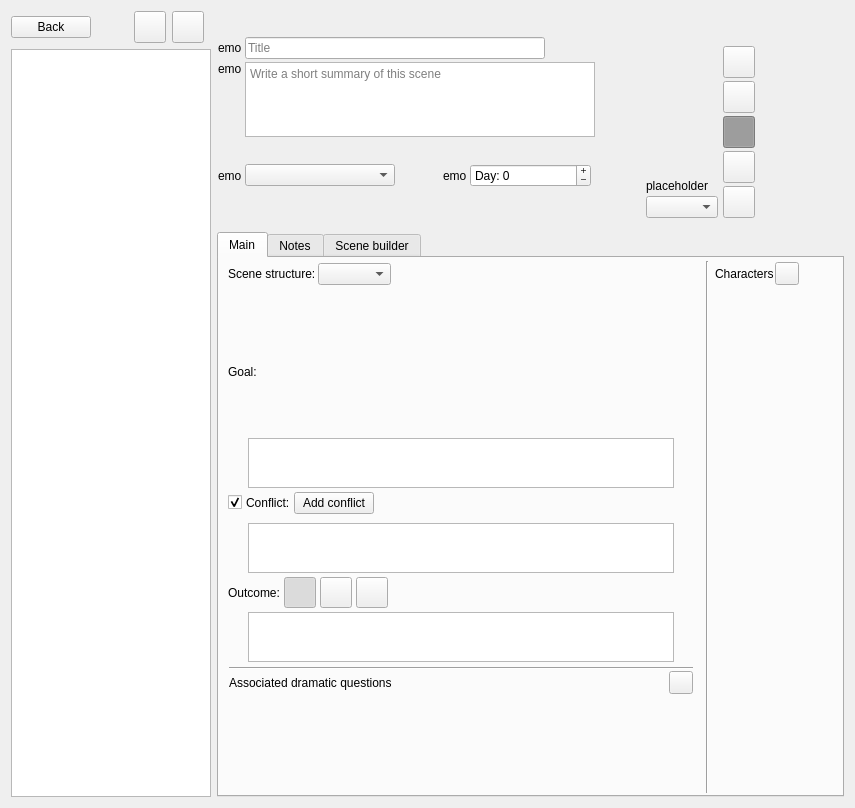
Qt form ui/scene_editor.ui (zkovari/plotlyst) before a commit.
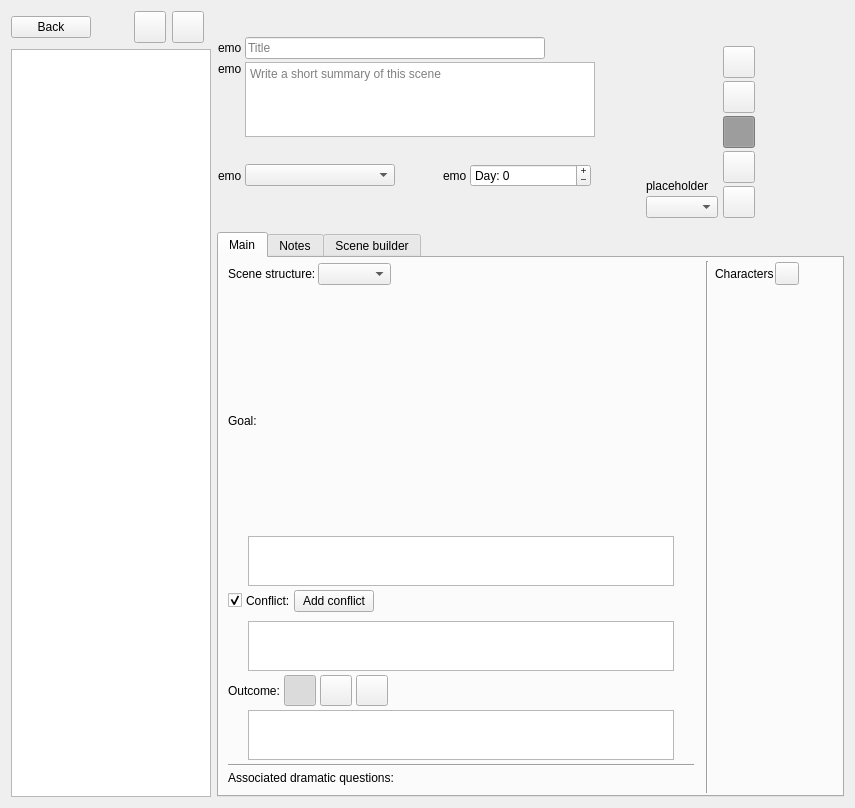
The same form after that commit. Custom widgets are drawn as their Qt base class.

Commit message: Replace scene dramatic questions with labels editor

Patch:
```diff
--- a/ui/scene_editor.ui
+++ b/ui/scene_editor.ui
@@ -1307,7 +1307,33 @@
                </layout>
               </item>
               <item>
-               <widget class="QWidget" name="widget_3" native="true">
+               <widget class="Line" name="line">
+                <property name="orientation">
+                 <enum>Qt::Horizontal</enum>
+                </property>
+               </widget>
+              </item>
+              <item>
+               <widget class="QLabel" name="label">
+                <property name="sizePolicy">
+                 <sizepolicy hsizetype="Preferred" vsizetype="Maximum">
+                  <horstretch>0</horstretch>
+                  <verstretch>0</verstretch>
+                 </sizepolicy>
+                </property>
+                <property name="text">
+                 <string>Associated dramatic questions:</string>
+                </property>
+               </widget>
+              </item>
+              <item>
+               <widget class="QWidget" name="wdgDramaticQuestions" native="true">
+                <property name="sizePolicy">
+                 <sizepolicy hsizetype="Preferred" vsizetype="Maximum">
+                  <horstretch>0</horstretch>
+                  <verstretch>0</verstretch>
+                 </sizepolicy>
+                </property>
                 <layout class="QVBoxLayout" name="verticalLayout_8">
                  <property name="spacing">
                   <number>1</number>
@@ -1324,63 +1350,6 @@
                  <property name="bottomMargin">
                   <number>1</number>
                  </property>
-                 <item>
-                  <widget class="Line" name="line">
-                   <property name="orientation">
-                    <enum>Qt::Horizontal</enum>
-                   </property>
-                  </widget>
-                 </item>
-                 <item>
-                  <layout class="QHBoxLayout" name="horizontalLayout">
-                   <item>
-                    <widget class="QLabel" name="label_3">
-                     <property name="text">
-                      <string>Associated dramatic questions</string>
-                     </property>
-                    </widget>
-                   </item>
-                   <item>
-                    <spacer name="horizontalSpacer_23">
-                     <property name="orientation">
-                      <enum>Qt::Horizontal</enum>
-                     </property>
-                     <property name="sizeHint" stdset="0">
-                      <size>
-                       <width>40</width>
-                       <height>20</height>
-                      </size>
-                     </property>
-                    </spacer>
-                   </item>
-                   <item>
-                    <widget class="QToolButton" name="btnEditDramaticQuestions">
-                     <property name="text">
-                      <string/>
-                     </property>
-                     <property name="popupMode">
-                      <enum>QToolButton::InstantPopup</enum>
-                     </property>
-                     <property name="autoRaise">
-                      <bool>false</bool>
-                     </property>
-                    </widget>
-                   </item>
-                  </layout>
-                 </item>
-                 <item>
-                  <widget class="LabelsWidget" name="wdgDramaticQuestions" native="true">
-                   <property name="minimumSize">
-                    <size>
-                     <width>0</width>
-                     <height>50</height>
-                    </size>
-                   </property>
-                   <property name="styleSheet">
-                    <string notr="true"/>
-                   </property>
-                  </widget>
-                 </item>
                 </layout>
                </widget>
               </item>
@@ -1706,17 +1675,17 @@
   </layout>
  </widget>
  <customwidgets>
+  <customwidget>
+   <class>AutoAdjustableTextEdit</class>
+   <extends>QTextEdit</extends>
+   <header>src.main.python.plotlyst.view.widget.input</header>
+  </customwidget>
   <customwidget>
    <class>LabelsWidget</class>
    <extends>QWidget</extends>
    <header>src.main.python.plotlyst.view.widget.labels</header>
    <container>1</container>
   </customwidget>
-  <customwidget>
-   <class>AutoAdjustableTextEdit</class>
-   <extends>QTextEdit</extends>
-   <header>src.main.python.plotlyst.view.widget.input</header>
-  </customwidget>
  </customwidgets>
  <resources/>
  <connections/>
```
Left out of the diff: 2 changed lines with no effect on the pictures. The commit also changes 4 other files.
